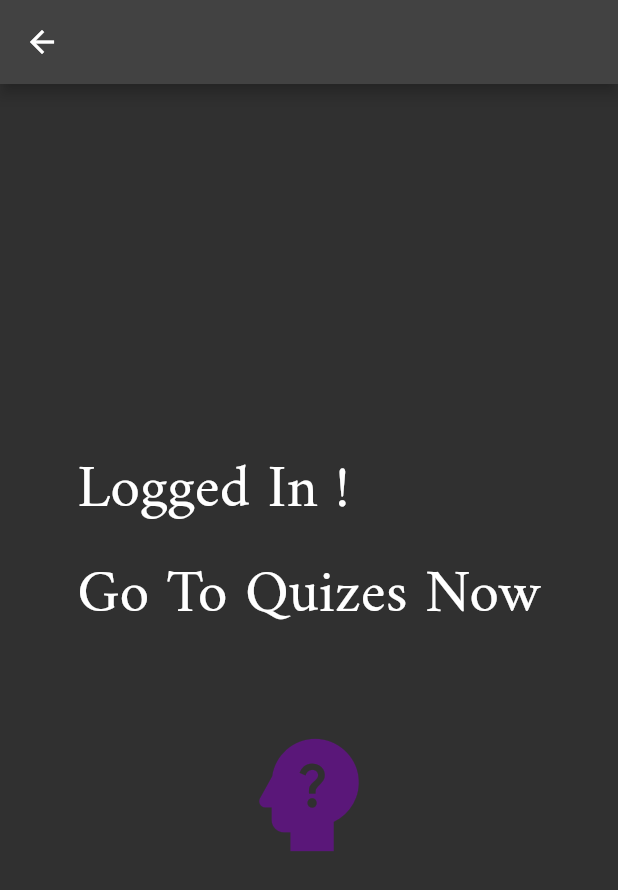
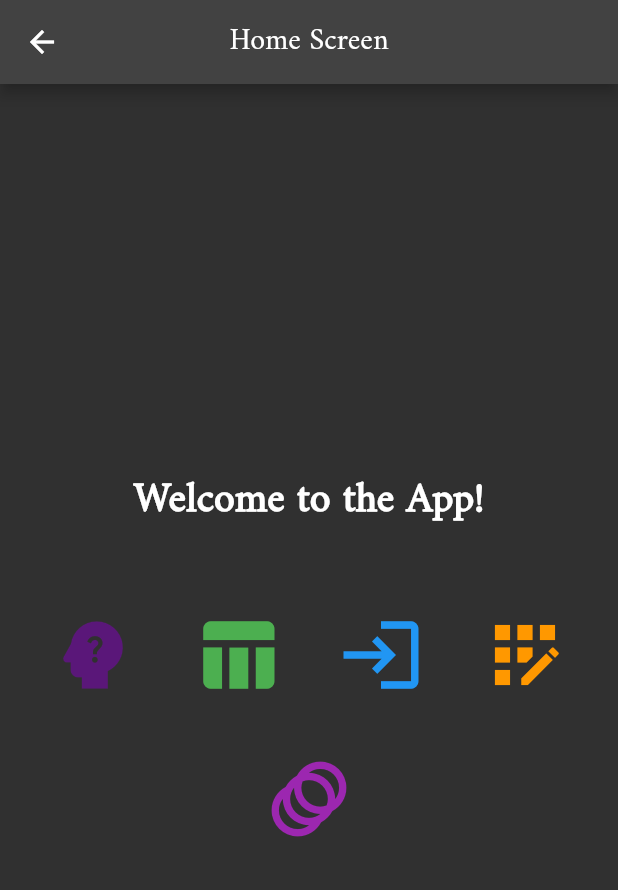
Before and after one commit to ChessXFM/baka, a Flutter app: the HomeScreen screen opened by its route, on a phone screen of 412 x 824 dp. Shown: the top 890 px of the screen. Run offline on Flutter 3.47's test engine with Material 2 defaults, Android fonts, the light colour scheme and no system bars; our stand-ins replace audioplayers, cloud_firestore, equatable, firebase_auth, firebase_core, flutter_bloc and 5 more; accounts and stored records are empty; generated files the repository leaves out were written again.

Commit message:
Some Edits done

```diff
--- a/lib/Screens/Home/home_screen.dart
+++ b/lib/Screens/Home/home_screen.dart
@@ -1,7 +1,11 @@
 import 'package:flutter/material.dart';
 import 'package:game/Core/theme_helper.dart';
 
+import '../../features/auth/view/Signin/signin.dart';
+import '../../features/auth/view/Signup/signup.dart';
 import '../../features/quiz/view/quiz_screen.dart';
+import '../../features/study table/view/lottie_test.dart';
+import '../../features/study table/view/study_final.dart';
 
 class HomeScreen extends StatelessWidget {
   static const String routeName = '/home';
@@ -10,24 +14,70 @@ class HomeScreen extends StatelessWidget {
   @override
   Widget build(BuildContext context) {
     return Scaffold(
-      appBar: AppBar(),
-      body: SizedBox(
-        width: double.infinity,
+      appBar: AppBar(
+        title: const Text("Home Screen"),
+        centerTitle: true,
+      ),
+      body: Center(
         child: Column(
           mainAxisAlignment: MainAxisAlignment.center,
           crossAxisAlignment: CrossAxisAlignment.center,
           children: [
+            // رسالة ترحيبية
             const Text(
-              'Logged In !\nGo To Quizes Now',
-              style: TextStyle(fontSize: 40),
+              'Welcome to the App!',
+              style: TextStyle(fontSize: 28, fontWeight: FontWeight.bold),
             ),
             const SizedBox(height: 40),
-            IconButton(
-                onPressed: () => Navigator.pushNamedAndRemoveUntil(
-                    context, QuizScreen.routeName, (route) => false),
-                icon: const Icon(Icons.psychology_alt),
-                color: ThemeHelper.primaryColor,
-                iconSize: 100),
+
+            // أيقونات للتنقل بين الشاشات
+            Wrap(
+              spacing: 20, // المسافة بين الأيقونات
+              runSpacing: 20, // المسافة بين الصفوف
+              alignment: WrapAlignment.center,
+              children: [
+                // أيقونة Quiz Screen
+                IconButton(
+                  onPressed: () =>
+                      Navigator.pushNamed(context, QuizScreen.routeName),
+                  icon: const Icon(Icons.psychology_alt),
+                  color: ThemeHelper.primaryColor,
+                  iconSize: 60,
+                ),
+                // أيقونة Study Table Final
+                IconButton(
+                  onPressed: () =>
+                      Navigator.pushNamed(context, StudyTableFinal.routeName),
+                  icon: const Icon(Icons.table_chart),
+                  color: Colors.green,
+                  iconSize: 60,
+                ),
+                // أيقونة Sign In Screen
+                IconButton(
+                  onPressed: () =>
+                      Navigator.pushNamed(context, SignInScreen.routeName),
+                  icon: const Icon(Icons.login),
+                  color: Colors.blue,
+                  iconSize: 60,
+                ),
+                // أيقونة Sign Up Screen
+                IconButton(
+                  onPressed: () =>
+                      Navigator.pushNamed(context, SignUpScreen.routeName),
+                  icon: const Icon(Icons.app_registration),
+                  color: Colors.orange,
+                  iconSize: 60,
+                ),
+                // أيقونة Test Lottie Animation
+                IconButton(
+                  onPressed: () =>
+                      Navigator.pushNamed(context, TestLottie.routeName),
+                  icon: const Icon(Icons.animation),
+                  color: Colors.purple,
+                  iconSize: 60,
+                ),
+              ],
+            ),
           ],
         ),
       ),
--- a/lib/main.dart
+++ b/lib/main.dart
@@ -15,7 +15,7 @@ import 'features/study table/view/study_final.dart';
 import 'firebase_options.dart';
 import 'package:flutter_local_notifications/flutter_local_notifications.dart';
 import 'package:timezone/data/latest.dart' as tz;
-import 'package:timezone/timezone.dart' as tz;
+// import 'package:timezone/timezone.dart' as tz;
 // ...
 
 final FlutterLocalNotificationsPlugin flutterLocalNotificationsPlugin =
@@ -59,7 +59,7 @@ class MyApp extends StatelessWidget {
         ],
         child: MaterialApp(
           debugShowCheckedModeBanner: false,
-          home: const StudyTableFinal(),
+          home: const HomeScreen(),
           theme: ThemeData(
             brightness: Brightness.dark,
             fontFamily: 'Amiri',
```
Also changed, not shown: lib/features/study table/view/study_final.dart (+14 -1 lines).
